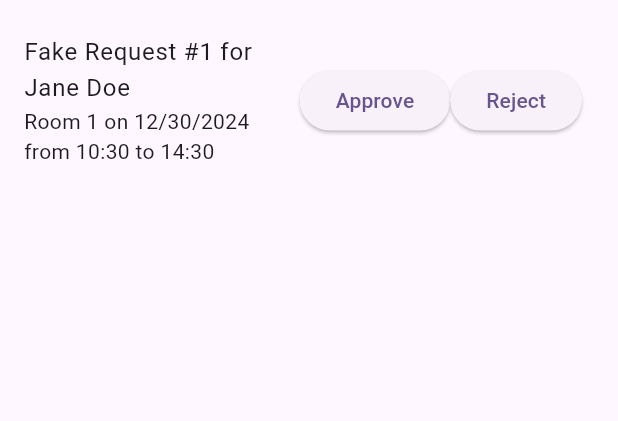
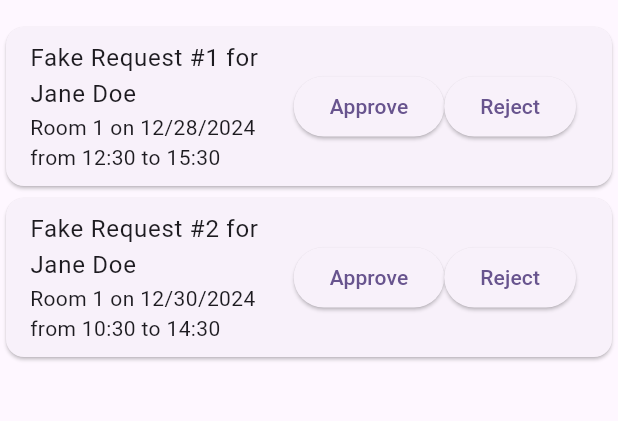
Before and after one commit to GoForthTechnology/RoomBooker, a Flutter app: the screen it shows after launch, after a tap on the "check circle" icon, on a phone screen of 412 x 824 dp, the part 63-484 px from its top. Run offline on Flutter 3.47's test engine with Material 3 defaults, Android fonts, the light colour scheme and no system bars; our stand-ins replace auto_route, firebase_core, rxdart, syncfusion_flutter_calendar; accounts and stored records are empty; statements that could not run were skipped.

Commit message:
Fix calendar on reivew booking screen.

```diff
--- a/lib/repos/booking_repo.dart
+++ b/lib/repos/booking_repo.dart
@@ -33,7 +33,9 @@ class BookingRepo extends ChangeNotifier {
         const Duration(hours: 1)),
   ];
   final List<Booking> _requests = [
-    fakeBooking("Fake Request #1", DateTime.now().add(const Duration(days: 2)),
+    fakeBooking("Fake Request #1", DateTime.now().add(const Duration(hours: 2)),
+        const Duration(hours: 3)),
+    fakeBooking("Fake Request #2", DateTime.now().add(const Duration(days: 2)),
         const Duration(hours: 4)),
   ];
 
--- a/lib/screens/homepage.dart
+++ b/lib/screens/homepage.dart
@@ -24,7 +24,7 @@ class HomeScreen extends StatelessWidget {
           ),
         ],
       ),
-      body: CurrentBookingsCalendar(),
+      body: const CurrentBookingsCalendar(),
     );
   }
 }
--- a/lib/widgets/current_bookings_calendar.dart
+++ b/lib/widgets/current_bookings_calendar.dart
@@ -16,11 +16,12 @@ class CurrentBookingsCalendar extends StatelessWidget {
     return Consumer<BookingRepo>(
       builder: (context, repo, child) => StreamingCalendar(
         view: CalendarView.week,
-        stateStream: Rx.combineLatest2(
+        stateStream: Rx.combineLatest3(
             repo.bookings,
+            repo.requests,
             repo.blackoutWindows.asStream(),
-            (bookings, blackoutWindows) => CalendarState(
-                  bookings: bookings,
+            (bookings, requests, blackoutWindows) => CalendarState(
+                  bookings: bookings + requests,
                   blackoutWindows: blackoutWindows,
                 )),
         onTapBooking: (booking) => _showBookingSummaryDialog(context, booking),
--- a/lib/widgets/pending_bookings.dart
+++ b/lib/widgets/pending_bookings.dart
@@ -59,7 +59,8 @@ class BookingTile extends StatelessWidget {
 
   @override
   Widget build(BuildContext context) {
-    return ExpansionTile(
+    return Card(
+        child: ExpansionTile(
       title: Text(bookingTitle(booking)),
       subtitle: Text(bookingSubtitle(booking)),
       trailing: Row(
@@ -91,7 +92,7 @@ class BookingTile extends StatelessWidget {
           ],
         )
       ],
-    );
+    ));
   }
 }
 
```
Also changed, not shown: lib/screens/review_bookings_screen.dart (+33 -21 lines).
